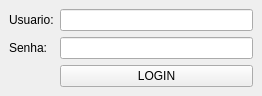
The window that login.ui (abrahao2k/2023_bd_sub) describes before a commit, drawn with Qt 5.
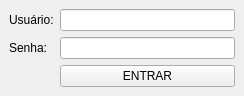
The same window after the commit.

Commit message:
Login Completo
Abrir nova janela ao clicar em um botão

```diff
--- a/login.ui
+++ b/login.ui
@@ -6,7 +6,7 @@
    <rect>
     <x>0</x>
     <y>0</y>
-    <width>262</width>
+    <width>244</width>
     <height>93</height>
    </rect>
   </property>
@@ -18,7 +18,7 @@
     <item row="0" column="0">
      <widget class="QLabel" name="label">
       <property name="text">
-       <string>Usuario:</string>
+       <string>Usuário:</string>
       </property>
      </widget>
     </item>
@@ -42,7 +42,7 @@
     <item row="2" column="1">
      <widget class="QPushButton" name="botao_login">
       <property name="text">
-       <string>LOGIN</string>
+       <string>ENTRAR</string>
       </property>
      </widget>
     </item>
```
Left out of the diff: 8 changed lines with no effect on the pictures. The commit also changes 1 other file.
